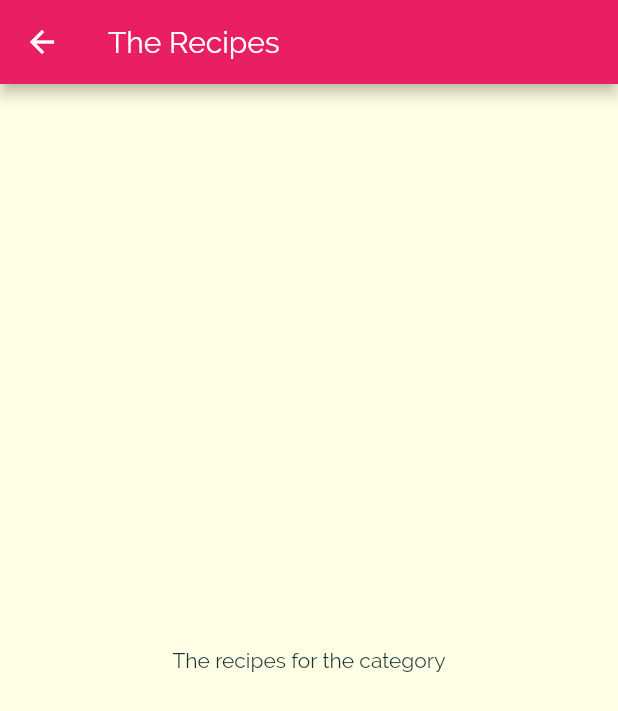
After one commit to luteh/meals_app, a Flutter app: the screen it shows after launch, after a tap on "Italian", on a phone screen of 412 x 824 dp. The commit adds this screen. Shown: the top 711 px of the screen. Run offline on Flutter 3.47's test engine with Material 2 defaults, Android fonts, the phone set to English and light mode, and no system bars.

Commit message:
Navigating to a new page

```diff
--- a/lib/category_item.dart
+++ b/lib/category_item.dart
@@ -1,4 +1,5 @@
 import 'package:flutter/material.dart';
+import 'package:meals_app/category_meals_screen.dart';
 
 ///
 /// Created by Luthfan Maftuh on 1/18/2020.
@@ -9,9 +10,21 @@ class CategoryItem extends StatelessWidget {
 
   const CategoryItem({Key key, @required this.title, @required this.color}) : super(key: key);
 
+  void selectCategory(BuildContext ctx) {
+    Navigator.of(ctx).push(
+      MaterialPageRoute(
+        builder: (_) => CategoryMealsScreen(),
+      ),
+    );
+  }
+
   @override
   Widget build(BuildContext context) {
-    return Container(
+    return InkWell(
+      onTap: () => selectCategory(context),
+      splashColor: Theme.of(context).primaryColor,
+      borderRadius: BorderRadius.circular(15),
+      child: Container(
         padding: const EdgeInsets.all(15),
         child: Text(
           title,
@@ -28,6 +41,7 @@ class CategoryItem extends StatelessWidget {
           ),
           borderRadius: BorderRadius.circular(15),
         ),
+      ),
     );
   }
 }
--- /dev/null
+++ b/lib/category_meals_screen.dart
@@ -0,0 +1,16 @@
+import 'package:flutter/material.dart';
+
+///
+/// Created by Luthfan Maftuh on 1/19/2020.
+///
+class CategoryMealsScreen extends StatelessWidget {
+  @override
+  Widget build(BuildContext context) {
+    return Scaffold(
+      appBar: AppBar(title: Text('The Recipes')),
+      body: Center(
+        child: Text('The recipes for the category'),
+      ),
+    );
+  }
+}
```
Lines whose indentation alone changed are shown as unchanged.
